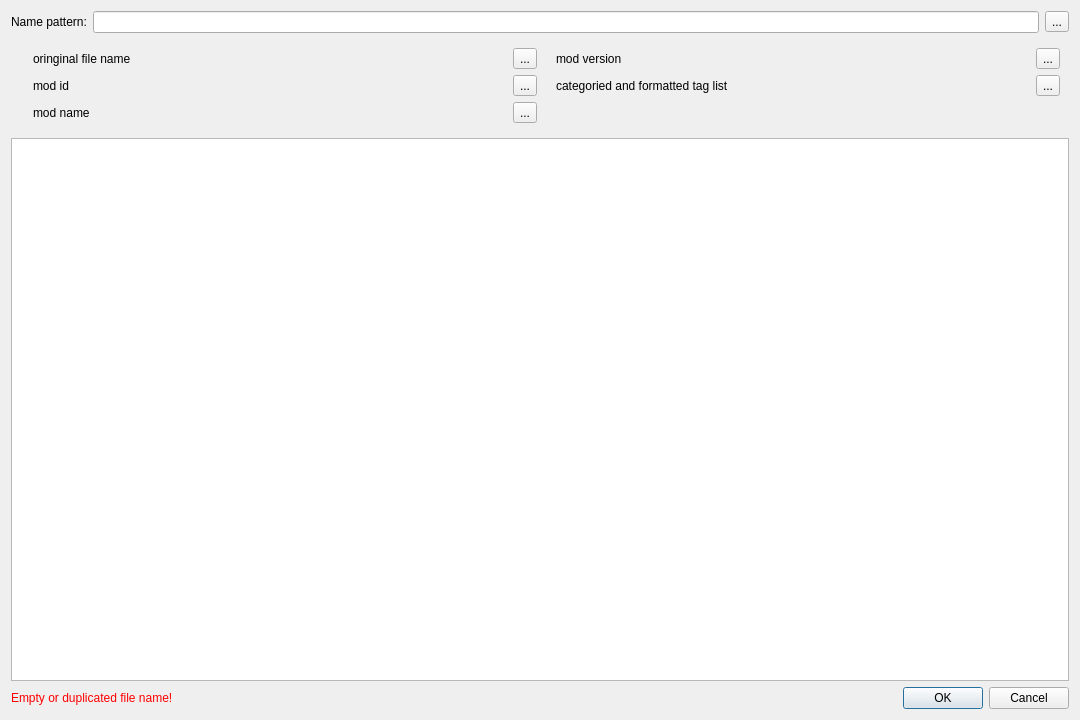
Above: src/ui/local/batchrenamedialog.ui from kaniol-lck/modmanager before the change. Below: the same form after it.
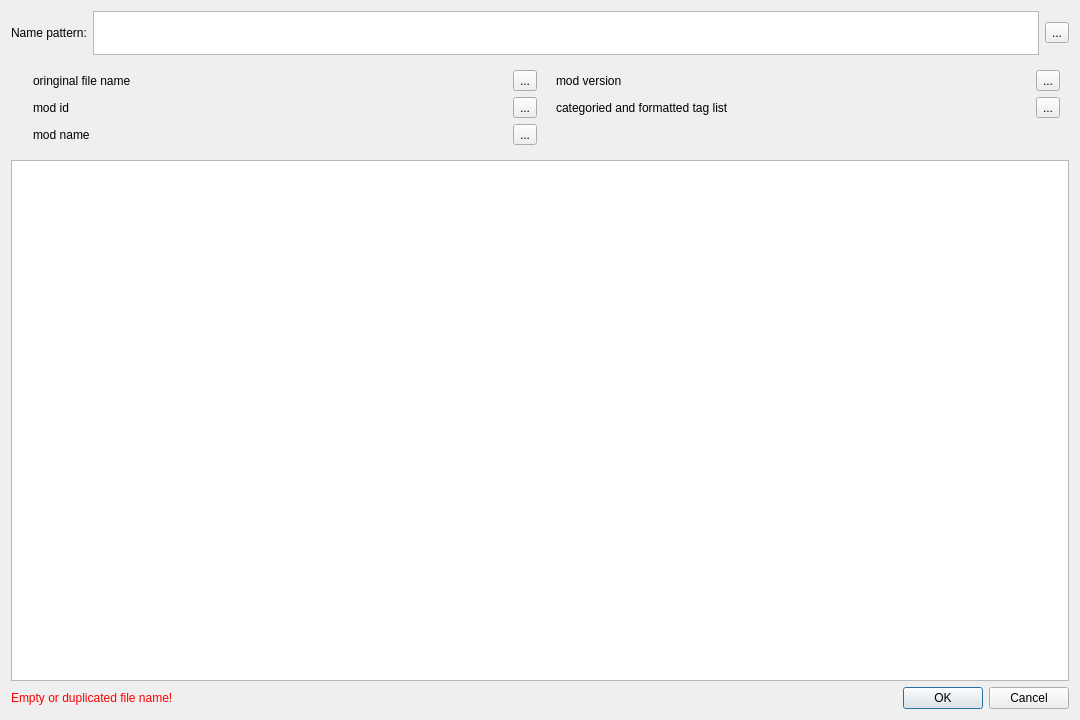
That is the form after the change. Icons and pictures are not drawn.

Commit message: rename pattern syntax highlight

Patch:
```diff
--- a/src/ui/local/batchrenamedialog.ui
+++ b/src/ui/local/batchrenamedialog.ui
@@ -299,7 +299,32 @@
       </widget>
      </item>
      <item>
-      <widget class="QLineEdit" name="renamePattern"/>
+      <widget class="QPlainTextEdit" name="renamePattern">
+       <property name="sizePolicy">
+        <sizepolicy hsizetype="Expanding" vsizetype="Fixed">
+         <horstretch>0</horstretch>
+         <verstretch>0</verstretch>
+        </sizepolicy>
+       </property>
+       <property name="maximumSize">
+        <size>
+         <width>16777215</width>
+         <height>44</height>
+        </size>
+       </property>
+       <property name="inputMethodHints">
+        <set>Qt::ImhNone</set>
+       </property>
+       <property name="verticalScrollBarPolicy">
+        <enum>Qt::ScrollBarAlwaysOff</enum>
+       </property>
+       <property name="horizontalScrollBarPolicy">
+        <enum>Qt::ScrollBarAlwaysOff</enum>
+       </property>
+       <property name="lineWrapMode">
+        <enum>QPlainTextEdit::NoWrap</enum>
+       </property>
+      </widget>
      </item>
      <item>
       <widget class="QToolButton" name="toolButton">
```
Left out of the diff: 3 changed lines with no effect on the pictures. The commit also changes 6 other files.
